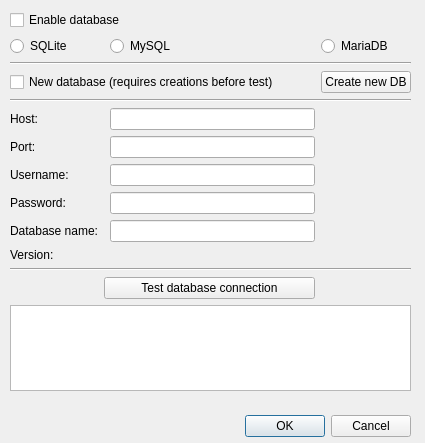
Above: wadas/ui/qt/configure_db_dialog.ui from stefanodellosa-personal/WADAS before the change. Below: the same form after it.
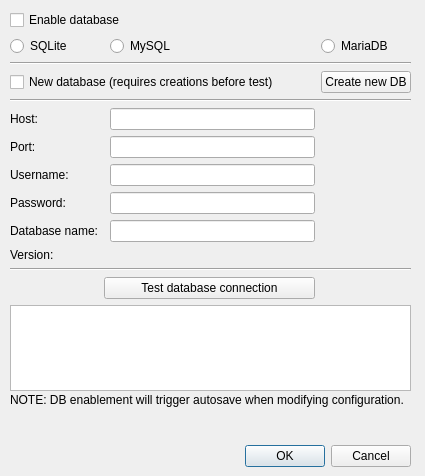
That is the form after the change.

Patch:
```diff
--- a/wadas/ui/qt/configure_db_dialog.ui
+++ b/wadas/ui/qt/configure_db_dialog.ui
@@ -7,7 +7,7 @@
     <x>0</x>
     <y>0</y>
     <width>425</width>
-    <height>443</height>
+    <height>476</height>
    </rect>
   </property>
   <property name="windowTitle">
@@ -17,7 +17,7 @@
    <property name="geometry">
     <rect>
      <x>10</x>
-     <y>410</y>
+     <y>440</y>
      <width>401</width>
      <height>32</height>
     </rect>
@@ -32,8 +32,8 @@
   <widget class="QLabel" name="label_error">
    <property name="geometry">
     <rect>
-     <x>8</x>
-     <y>390</y>
+     <x>10</x>
+     <y>410</y>
      <width>401</width>
      <height>20</height>
     </rect>
@@ -204,6 +204,19 @@
     </item>
    </layout>
   </widget>
+  <widget class="QLabel" name="label_error_2">
+   <property name="geometry">
+    <rect>
+     <x>10</x>
+     <y>390</y>
+     <width>401</width>
+     <height>20</height>
+    </rect>
+   </property>
+   <property name="text">
+    <string>NOTE: DB enablement will trigger autosave when modifying configuration.</string>
+   </property>
+  </widget>
  </widget>
  <tabstops>
   <tabstop>checkBox</tabstop>
```
